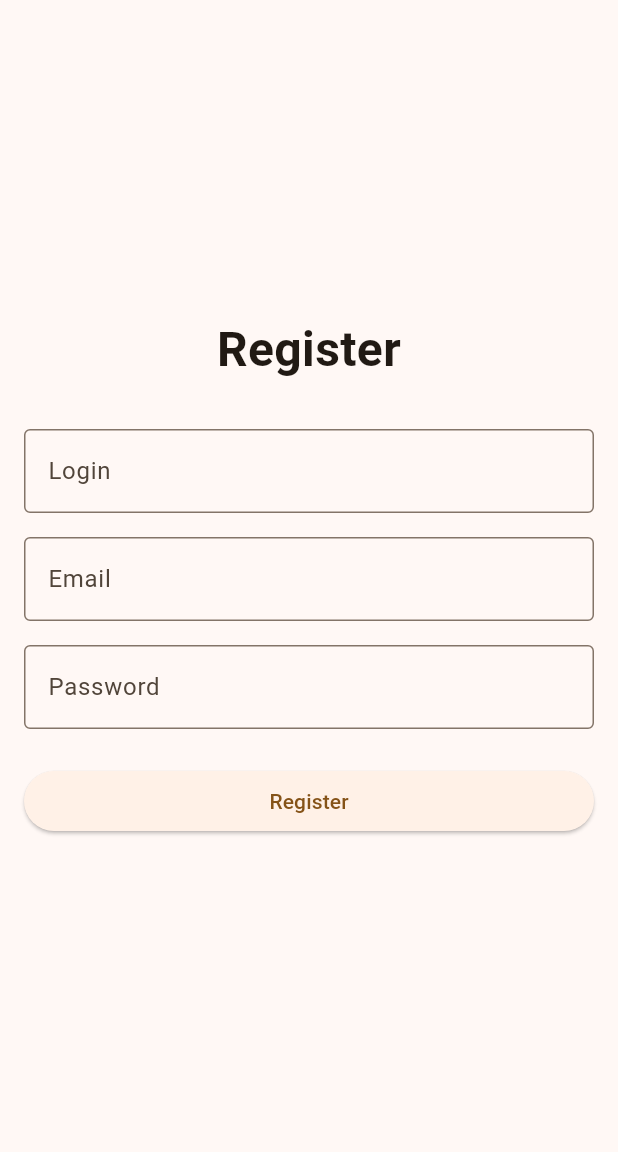
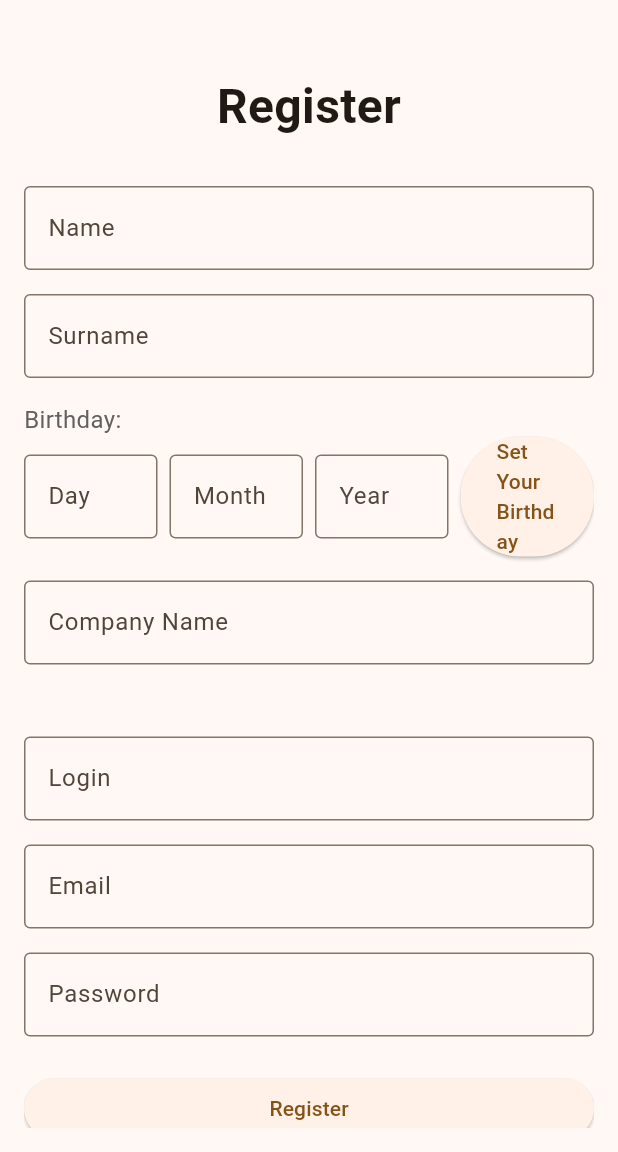
Before and after one commit to xxxDKGxxx/Dealmatcher, a Flutter app: the screen it shows after launch, on a phone screen of 412 x 824 dp, the part 84-1236 px from its top. Run offline on Flutter 3.47's test engine with Material 3 defaults, Android fonts, the phone set to English and light mode, and no system bars; our stand-ins replace go_router.

Commit message:
fixed empty login; added more forms according to specification

```diff
--- a/src/frontend/lib/pages/register_page.dart
+++ b/src/frontend/lib/pages/register_page.dart
@@ -12,18 +12,105 @@ class _RegisterPageState extends State<RegisterPage> {
   final TextEditingController _loginController = TextEditingController();
   final TextEditingController _emailController = TextEditingController();
   final TextEditingController _passwordController = TextEditingController();
+  final TextEditingController _nameController = TextEditingController();
+  final TextEditingController _surnameController = TextEditingController();
+  final TextEditingController _companyController = TextEditingController();
+  final TextEditingController _birthdayDayController = TextEditingController();
+  final TextEditingController _birthdayMonthController =
+      TextEditingController();
+  final TextEditingController _birthdayYearController = TextEditingController();
+  DateTime? _birthdayDate;
+
+  @override
+  void initState() {
+    super.initState();
+  }
 
   void _register() {
     if (_formKey.currentState!.validate()) {
+      String name = _nameController.text;
+      String surname = _surnameController.text;
+      String birthday = _birthdayDate!.toIso8601String();
+      String company = _companyController.text;
       String login = _loginController.text;
       String email = _emailController.text;
       String password = _passwordController.text;
 
       ScaffoldMessenger.of(context).showSnackBar(
-        SnackBar(content: Text('Registered: $login, $email, $password')),
+        SnackBar(
+          content: Text(
+            'Registered: $name, $surname, $birthday, $company, $login, $email, $password',
+          ),
+        ),
       );
     }
   }
+
+  Future<void> pickDate(BuildContext context) async {
+    final DateTime? picked = await showDatePicker(
+      context: context,
+      initialDate: DateTime.now(),
+      firstDate: DateTime(1900),
+      lastDate: DateTime.now(),
+    );
+
+    if (picked != null) {
+      _birthdayDate = picked;
+
+      _birthdayDayController.text = _birthdayDate!.day.toString().padLeft(
+        2,
+        '0',
+      );
+      _birthdayMonthController.text = _birthdayDate!.month.toString().padLeft(
+        2,
+        '0',
+      );
+      _birthdayYearController.text = _birthdayDate!.year.toString();
+
+      setState(() {});
+    }
+  }
+
+  Widget nonEmptyTextFormField({
+    required TextEditingController controller,
+    required String text,
+    bool Function(String)? additionalValidator,
+    bool obscureText = false,
+  }) => TextFormField(
+    controller: controller,
+    obscureText: obscureText,
+    decoration: InputDecoration(
+      labelText: text,
+      border: const OutlineInputBorder(),
+    ),
+    validator: (value) {
+      if (value == null ||
+          value.trim().isEmpty ||
+          (additionalValidator != null && additionalValidator(value))) {
+        return "$text is invalid";
+      }
+      return null;
+    },
+  );
+
+  Widget numberFormField({
+    required TextEditingController controller,
+    required String text,
+  }) => TextFormField(
+    controller: controller,
+    readOnly: true,
+    decoration: InputDecoration(
+      labelText: text,
+      border: const OutlineInputBorder(),
+    ),
+    validator: (value) {
+      if (value == null ||
+          value.trim().isEmpty) {
+        return "$text is empty";
+      }
+      return null;
+    },
+  );
 
   @override
   Widget build(BuildContext context) {
@@ -40,75 +127,111 @@ class _RegisterPageState extends State<RegisterPage> {
             padding: const EdgeInsets.all(16),
             child: Form(
               key: _formKey,
-              child: Column(
-                mainAxisAlignment: MainAxisAlignment.center,
-                crossAxisAlignment: CrossAxisAlignment.stretch,
+              child: CustomScrollView(
+                slivers: [
+                  SliverList.list(
                     children: [
+                      const SizedBox(height: 32),
+                      // Register title
                       const Text(
                         "Register",
-                    style: TextStyle(fontSize: 32, fontWeight: FontWeight.bold),
+                        style: TextStyle(
+                          fontSize: 32,
+                          fontWeight: FontWeight.bold,
+                        ),
                         textAlign: TextAlign.center,
                       ),
-
                       const SizedBox(height: 30),
 
+                      // Personal info
+                      nonEmptyTextFormField(
+                        controller: _nameController,
+                        text: 'Name',
+                      ),
+                      const SizedBox(height: 16),
+                      nonEmptyTextFormField(
+                        controller: _surnameController,
+                        text: 'Surname',
+                      ),
+                      const SizedBox(height: 16),
+                      Text(
+                        'Birthday:',
+                        style: TextStyle(
+                          fontSize: 16,
+                          color: Colors.grey.shade700,
+                        ),
+                      ),
+                      Row(
+                        children: [
+                          Expanded(
+                            child: numberFormField(
+                              controller: _birthdayDayController,
+                              text: 'Day',
+                            ),
+                          ),
+                          SizedBox(width: 8),
+                          Expanded(
+                            child: numberFormField(
+                              controller: _birthdayMonthController,
+                              text: 'Month',
+                            ),
+                          ),
+                          SizedBox(width: 8),
+                          Expanded(
+                            child: numberFormField(
+                              controller: _birthdayYearController,
+                              text: 'Year',
+                            ),
+                          ),
+                          SizedBox(width: 8),
+                          Flexible(
+                            fit: FlexFit.tight,
+                            child: ElevatedButton(
+                              onPressed: () async => pickDate(context),
+                              child: Text('Set Your Birthday'),
+                            ),
+                          ),
+                        ],
+                      ),
+                      const SizedBox(height: 16),
                       TextFormField(
+                        controller: _companyController,
+                        decoration: InputDecoration(
+                          labelText: 'Company Name',
+                          border: const OutlineInputBorder(),
+                        ),
+                      ),
+                      const SizedBox(height: 48),
+
+                      // Account info
+                      nonEmptyTextFormField(
                         controller: _loginController,
-                    decoration: const InputDecoration(
-                      labelText: "Login",
-                      border: OutlineInputBorder(),
+                        text: 'Login',
                       ),
-                    validator: (value) {
-                      if (value == null || value.isEmpty) {
-                        return "Enter login";
-                      }
-                      return null;
-                    },
+                      const SizedBox(height: 16),
+                      nonEmptyTextFormField(
+                        controller: _emailController,
+                        text: 'Email',
+                        additionalValidator: (s) => !RegExp(
+                          r"^[a-zA-Z0-9.a-zA-Z0-9.!#$%&'*+-/=?^_`{|}~]+@[a-zA-Z0-9]+\.[a-zA-Z]+",
+                        ).hasMatch(s),
                       ),
-
                       const SizedBox(height: 16),
-
-                  TextFormField(
-                    controller: _emailController,
-                    decoration: const InputDecoration(
-                      labelText: "Email",
-                      border: OutlineInputBorder(),
+                      nonEmptyTextFormField(
+                        controller: _passwordController,
+                        text: 'Password',
+                        obscureText: true,
+                        additionalValidator: (s) => s.length < 6,
                       ),
-                    validator: (value) {
-                      if (value == null || value.isEmpty) {
-                        return "Enter email";
-                      }
-                      if (!RegExp(
-                        r"^[a-zA-Z0-9.a-zA-Z0-9.!#$%&'*+-/=?^_`{|}~]+@[a-zA-Z0-9]+\.[a-zA-Z]+",
-                      ).hasMatch(value)) {
-                        return "Invalid email";
-                      }
-                      return null;
-                    },
-                  ),
-
-                  const SizedBox(height: 16),
-
-                  TextFormField(
-                    controller: _passwordController,
-                    obscureText: true,
-                    decoration: const InputDecoration(
-                      labelText: "Password",
-                      border: OutlineInputBorder(),
-                    ),
-                    validator: (value) {
-                      if (value == null || value.length < 6) {
-                        return "Password must have at least 6 characters";
-                      }
-                      return null;
-                    },
-                  ),
-
                       const SizedBox(height: 24),
 
+                      // Button
                       ElevatedButton(
                         onPressed: _register,
                         child: const Text("Register"),
+                      ),
+                      const SizedBox(height: 64),
+                    ],
                   ),
                 ],
               ),
```
Lines whose indentation alone changed are shown as unchanged.
